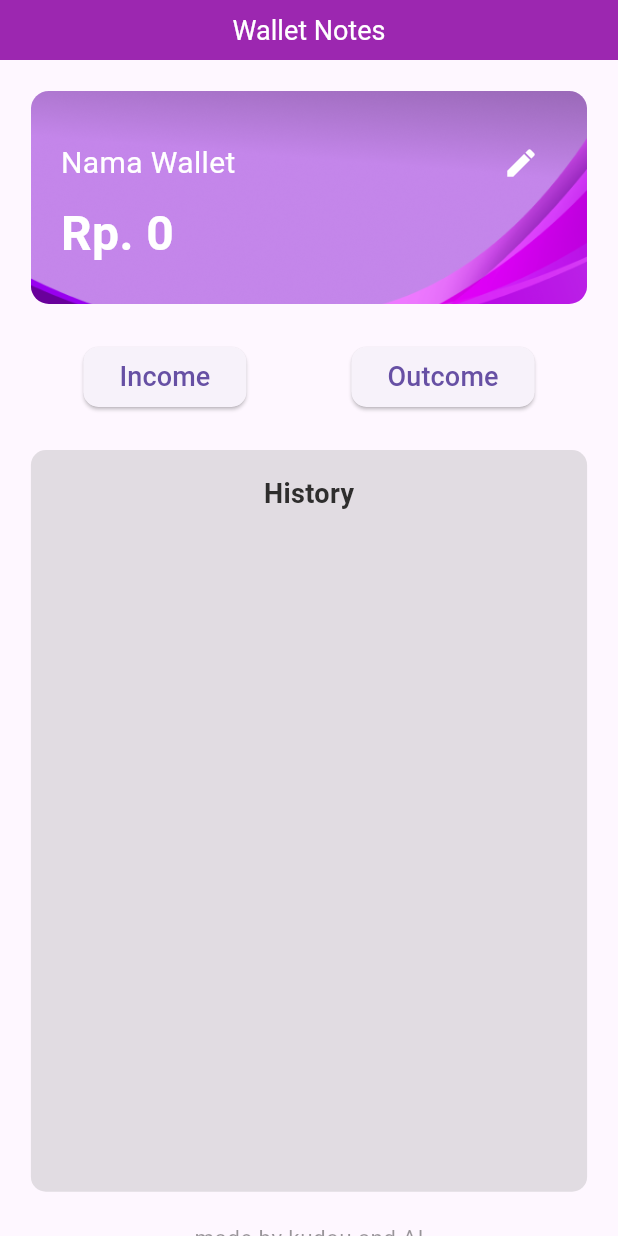
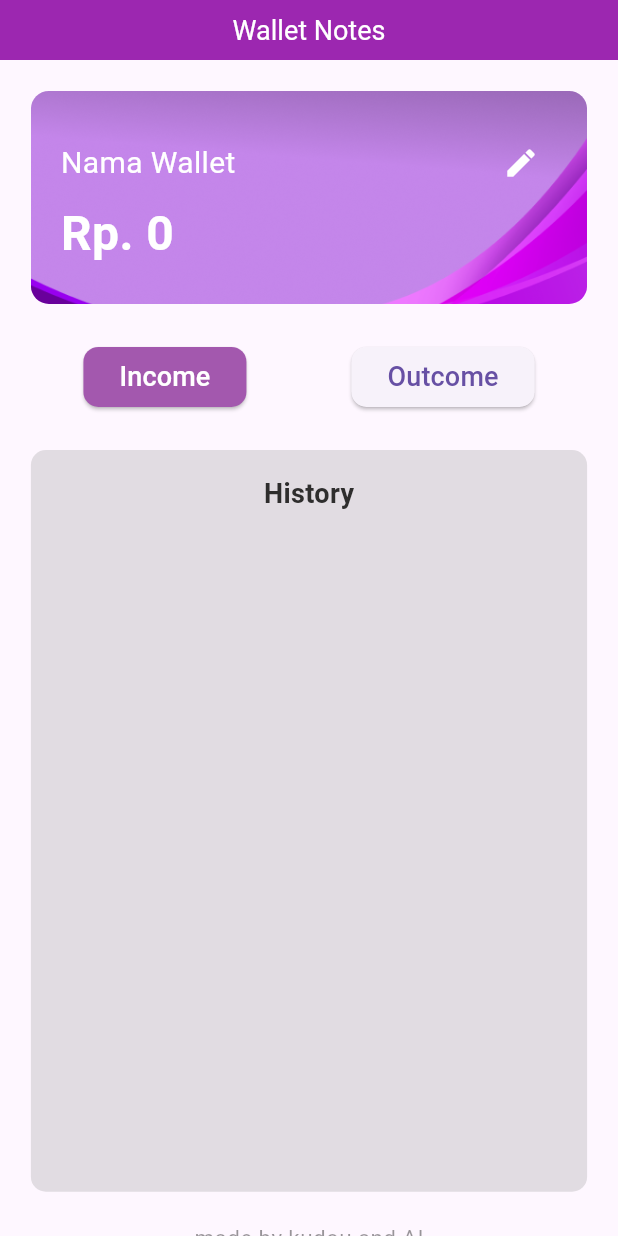
Before and after one commit to ZaraaKun/wallet_notes, a Flutter app: the screen it shows after launch, on a phone screen of 412 x 824 dp. Run offline on Flutter 3.47's test engine with Material 3 defaults, Android fonts, the phone set to English and light mode, and no system bars; our stand-ins replace hive, hive_flutter, sliding_up_panel; missing offline and left inert: flutter_numeric_keyboard; accounts and stored records are empty.

Commit message:
update1.2.2

```diff
--- a/lib/screen/home_wallet.dart
+++ b/lib/screen/home_wallet.dart
@@ -190,6 +190,7 @@ class _WalletHomeState extends State<WalletHome> {
                                 ElevatedButton(
                                   onPressed: () => _showInputSlide('income'),
                                   style: ElevatedButton.styleFrom(
+                                    backgroundColor: Color(0xffa358ae),
                                     shape: RoundedRectangleBorder(
                                       borderRadius: BorderRadius.circular(10),
                                     ),
@@ -197,7 +198,8 @@ class _WalletHomeState extends State<WalletHome> {
                                   child: Text(
                                     'Income',
                                     style: TextStyle(
-                                        fontSize: textScaleFactor * 18),
+                                        fontSize: textScaleFactor * 18,
+                                        color: Colors.white),
                                   ),
                                 ),
                                 ElevatedButton(
```
